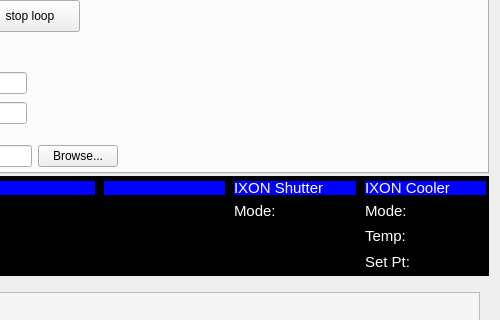
The window that IRTF/gui/pyrtc_felix_control_gui.ui (ellenle3/pyRTC-IRTF) describes before a commit, drawn with Qt 5; both pictures show x 303 to 803 and y 436 to 756 of the 803 by 973 pixel window.
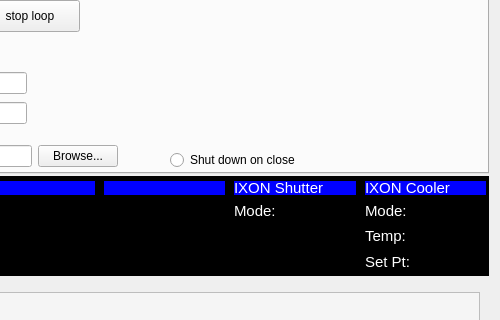
The same window after the commit. The open tabs and pages were chosen to show the change.

Commit message: Using Pyro5 for instrument control server (ICS) allows GUI and other python processes to access hardware, and prevents hardware crashes if the GUI dies

What changed in the file:
```diff
--- a/IRTF/gui/pyrtc_felix_control_gui.ui
+++ b/IRTF/gui/pyrtc_felix_control_gui.ui
@@ -3009,6 +3009,19 @@
         </item>
        </layout>
       </widget>
+      <widget class="QRadioButton" name="radioButton">
+       <property name="geometry">
+        <rect>
+         <x>460</x>
+         <y>400</y>
+         <width>141</width>
+         <height>20</height>
+        </rect>
+       </property>
+       <property name="text">
+        <string>Shut down on close</string>
+       </property>
+      </widget>
      </widget>
      <widget class="QWidget" name="tabControls_Macro">
       <attribute name="title">
```
Left out of the diff: 2 changed lines with no effect on the pictures. The commit also changes 17 other files.
